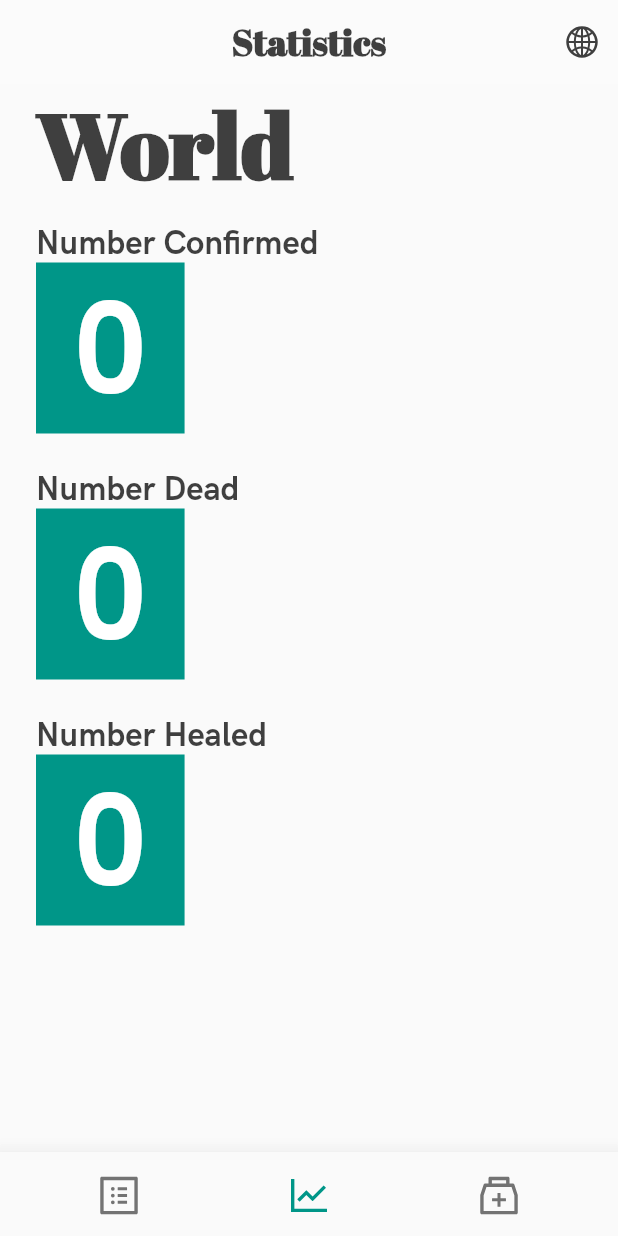
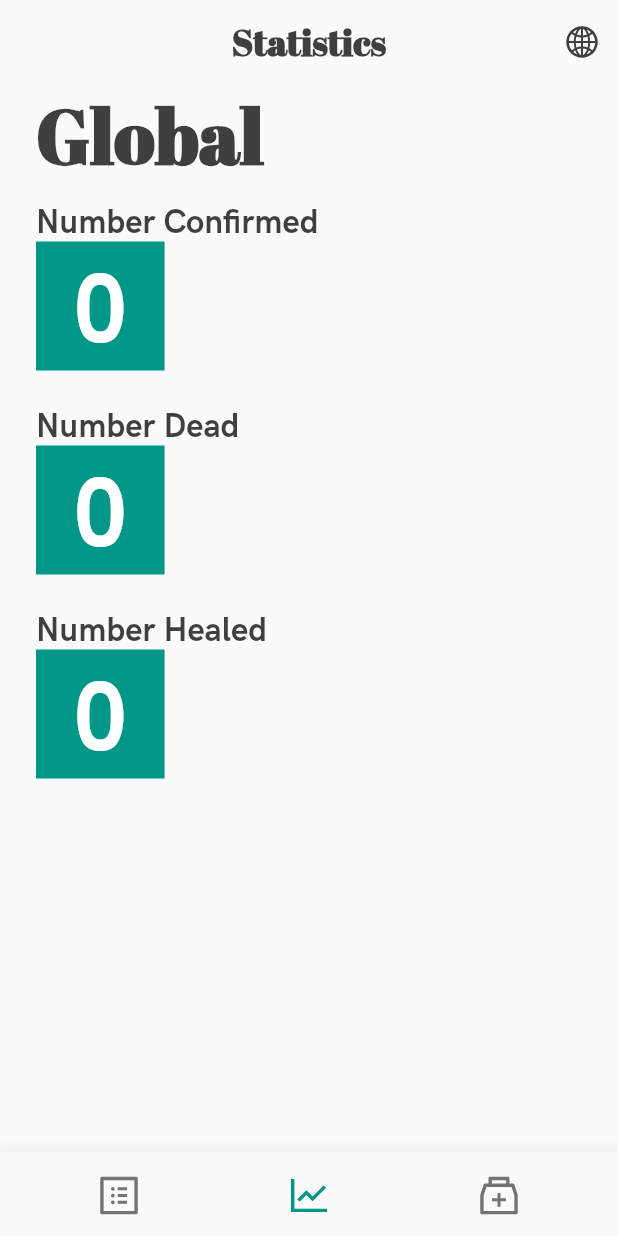
Before and after one commit to theleadio/corona_flutter, a Flutter app: the screen it shows after launch, item 2 of the bottom bar chosen, on a phone screen of 412 x 824 dp. Run offline on Flutter 3.47's test engine with Material 2 defaults, Android fonts, the phone set to English and light mode, and no system bars; our stand-ins replace ant_icons, built_collection, built_value, cached_network_image, share, shared_preferences; missing offline and left inert: flag, flutter_custom_tabs; generated files the repository leaves out were written again; network calls fail.

Commit message:
feat: Toggle Country preferences

```diff
--- a/lib/core/news.dart
+++ b/lib/core/news.dart
@@ -1,7 +1,6 @@
 import 'package:corona_flutter/core/api.dart';
 import 'package:corona_flutter/core/settings.dart';
 import 'package:corona_flutter/model/model.dart';
-import 'package:corona_flutter/utils/helper.dart';
 import 'package:flutter/widgets.dart';
 
 enum NewsFeedState { idle, loading }
@@ -16,6 +15,8 @@ class NewsService with ChangeNotifier {
   }) {
     settings.addListener(refresh);
   }
+
+  int page = 0;
 
   List<News> _newsList = [];
   List<News> get news => _newsList;
@@ -34,24 +35,19 @@ class NewsService with ChangeNotifier {
   }
 
   NewsFeedType get feedType => settings.feedType;
+  String get countryCode => settings.countryCode;
 
   NewsFeedState state = NewsFeedState.idle;
 
-  fetch({
-    int offset = 0,
-  }) async {
+  fetch() async {
     state = NewsFeedState.loading;
 
     List<News> newsData = await remote.fetchNews(
-      offset: offset,
+      offset: page * 10,
       feedType: settings.feedType ?? NewsFeedType.latest,
-      country: settings.country ?? '',
+      countryCode: settings.countryCode ?? 'GLOBAL',
     );
     news += newsData;
-  }
-
-  clearNews() {
-    news.clear();
   }
 
   search({
@@ -71,7 +67,9 @@ class NewsService with ChangeNotifier {
   }
 
   refresh() {
-    clearNews();
+    print('refresh News ::: ${settings.countryCode ?? 'GLOBAL'}');
+    page = 0;
+    news.clear();
     fetch();
   }
 
--- a/lib/core/settings.dart
+++ b/lib/core/settings.dart
@@ -1,38 +1,22 @@
 import 'package:corona_flutter/core/api.dart';
-import 'package:corona_flutter/utils/constants.dart';
-import 'package:corona_flutter/utils/helper.dart';
 import 'package:flutter/widgets.dart';
 
 class Settings with ChangeNotifier {
-  Settings() {
-    init();
-  }
-
-  init() async {
-    _feedType = Helper.mapStringToNewsFeedTypeEnum(
-            await Helper.getUserPref(AppConstants.sprefNewsFeedType)) ??
-        NewsFeedType.latest;
-    _country = await Helper.getUserPref(AppConstants.sprefCountry) ?? '';
-  }
-
-  NewsFeedType _feedType;
+  NewsFeedType _feedType = NewsFeedType.latest;
   NewsFeedType get feedType => _feedType;
   set feedType(NewsFeedType value) {
     if (value == _feedType) return;
 
     _feedType = value;
-    Helper.updateUserPref(AppConstants.sprefNewsFeedType,
-        Helper.mapNewsFeedTypeEnumToString(_feedType));
     notifyListeners();
   }
 
-  String _country;
-  String get country => _country;
-  set country(String value) {
-    if (value == _country) return;
+  String _countryCode = 'GLOBAL';
+  String get countryCode => _countryCode;
+  set countryCode(String value) {
+    if (value == _countryCode) return;
 
-    _country = value;
-    Helper.updateUserPref(AppConstants.sprefCountry, _country);
+    _countryCode = value;
     notifyListeners();
   }
 }
--- a/lib/core/stat.dart
+++ b/lib/core/stat.dart
@@ -13,6 +13,8 @@ class StatsService with ChangeNotifier {
   }) {
     settings.addListener(getStats);
   }
+
+  String get countryCode => settings.countryCode;
 
   StatsCounter _stats;
   StatsCounter get stats => _stats;
@@ -31,8 +33,9 @@ class StatsService with ChangeNotifier {
   }
 
   getStats() async {
+    print('refresh Stats ::: ${settings.countryCode ?? 'GLOBAL'}');
     StatsCounter updatedStats = await remote.getStats(
-      country: settings.country ?? '',
+      countryCode: settings.countryCode ?? 'GLOBAL',
     );
     stats = updatedStats;
   }
--- a/lib/pages/explore_page.dart
+++ b/lib/pages/explore_page.dart
@@ -1,5 +1,6 @@
 import 'package:ant_icons/ant_icons.dart';
 import 'package:corona_flutter/core/stat.dart';
+import 'package:corona_flutter/utils/helper.dart';
 import 'package:corona_flutter/widgets/counter.dart';
 import 'package:flutter/material.dart';
 
@@ -72,8 +73,10 @@ class _ExplorePageState extends State<ExplorePage> {
             ),
             actions: <Widget>[
               IconButton(
-                icon: Icon(
-                  AntIcons.global,
+                icon: Helper.getFlagIcon(
+                  countryCode: widget.statsService.countryCode ?? 'GLOBAL',
+                  width: 24.0,
+                  height: null,
                   color: Colors.black.withOpacity(0.75),
                 ),
                 onPressed: () {
@@ -94,9 +97,9 @@ class _ExplorePageState extends State<ExplorePage> {
             Padding(
               padding: const EdgeInsets.symmetric(horizontal: 24.0),
               child: Text(
-                'World',
+                '${Helper.getCountryName(widget.statsService.countryCode ?? 'GLOBAL')}',
                 style: TextStyle(
-                  fontSize: 60.0,
+                  fontSize: 50.0,
                   fontFamily: 'AbrilFatface',
                   fontWeight: FontWeight.w700,
                   color: Colors.black.withOpacity(0.75),
--- a/lib/pages/home.dart
+++ b/lib/pages/home.dart
@@ -9,6 +9,7 @@ import 'package:corona_flutter/utils/constants.dart';
 import 'package:corona_flutter/utils/helper.dart';
 import 'package:corona_flutter/widgets/bottom_navigation_view.dart';
 import 'package:corona_flutter/widgets/radio_toggle.dart';
+import 'package:flag/flag.dart';
 import 'package:flutter/material.dart';
 import 'package:provider/provider.dart';
 
@@ -28,11 +29,8 @@ class _HomeState extends State<Home> {
           builder: (context, settings, child) {
             return Drawer(
               child: ListView(
-                padding: EdgeInsets.only(left: 24.0),
+                padding: EdgeInsets.only(left: 24.0, top: 32.0, bottom: 32.0),
                 children: <Widget>[
-                  SizedBox(
-                    height: 32.0,
-                  ),
                   Padding(
                     padding: const EdgeInsets.only(left: 24.0),
                     child: Text(
@@ -53,6 +51,7 @@ class _HomeState extends State<Home> {
                           (value) => ValueToggle(
                             isSelected: value == settings.feedType,
                             title: Helper.mapNewsFeedTypeEnumToString(value),
+                            key: Helper.mapNewsFeedTypeEnumToString(value),
                           ),
                         )
                         .toList(),
@@ -62,8 +61,6 @@ class _HomeState extends State<Home> {
 
                       settings.feedType =
                           Helper.mapStringToNewsFeedTypeEnum(value);
-
-                      setState(() {});
                     },
                   ),
                   SizedBox(
@@ -74,6 +71,37 @@ class _HomeState extends State<Home> {
                         color: Colors.grey,
                       ),
                     ),
+                  ),
+                  Padding(
+                    padding: const EdgeInsets.only(left: 24.0),
+                    child: Text(
+                      'Country',
+                      style: TextStyle(
+                        fontSize: 18.0,
+                        fontWeight: FontWeight.w700,
+                        color: Colors.teal,
+                      ),
+                    ),
+                  ),
+                  SizedBox(
+                    height: 8.0,
+                  ),
+                  RadioToggle(
+                    choices: AppConstants.countriesList
+                        .map(
+                          (country) => ValueToggle(
+                            isSelected: country["code"] == settings.countryCode,
+                            title: country["name"],
+                            key: country["code"],
+                          ),
+                        )
+                        .toList(),
+                    isFlag: true,
+                    onSelected: (value) {
+                      if (value == settings.countryCode) return;
+
+                      settings.countryCode = value;
+                    },
                   ),
                 ],
               ),
--- a/lib/utils/constants.dart
+++ b/lib/utils/constants.dart
@@ -4,4 +4,18 @@ class AppConstants {
   // Shared Preferences
   static String sprefNewsFeedType = 'sprefNewsFeedType';
   static String sprefCountry = 'sprefCountry';
+
+  // Countries
+  static List<Map<String, String>> countriesList = [
+    {"code": "GLOBAL", "name": "Global"},
+    {"code": "CN", "name": "China"},
+    {"code": "ID", "name": "Indonesia"},
+    {"code": "JP", "name": "Japan"},
+    {"code": "KR", "name": "South Korea"},
+    {"code": "MY", "name": "Malaysia"},
+    {"code": "PH", "name": "Philippines"},
+    {"code": "SG", "name": "Singapore"},
+    {"code": "TH", "name": "Thailand"},
+    {"code": "VN", "name": "Vietnam"},
+  ];
 }
--- a/lib/utils/helper.dart
+++ b/lib/utils/helper.dart
@@ -1,4 +1,7 @@
+import 'package:ant_icons/ant_icons.dart';
 import 'package:corona_flutter/core/api.dart';
+import 'package:corona_flutter/utils/constants.dart';
+import 'package:flag/flag.dart';
 import 'package:flutter/material.dart';
 import 'package:flutter_custom_tabs/flutter_custom_tabs.dart';
 import 'package:intl/intl.dart';
@@ -59,6 +62,37 @@ class Helper {
 
   static getUserPref(String key) async {
     SharedPreferences prefs = await SharedPreferences.getInstance();
-    return prefs.getString(key) ?? '';
+    return prefs.getString(key);
+  }
+
+  static Widget getFlagIcon({
+    String countryCode,
+    double width,
+    double height,
+    Color color = Colors.black,
+  }) {
+    if (countryCode == "GLOBAL") {
+      return Icon(
+        AntIcons.global,
+        size: width,
+        color: color,
+      );
+    }
+
+    return Flags.getMiniFlag(countryCode, width, height);
+  }
+
+  static String getCountryName(String countryCode) {
+    assert(countryCode != null);
+    print('getCountryName::: $countryCode');
+
+    try {
+      String countryName = AppConstants.countriesList
+          .firstWhere((country) => country["code"] == countryCode)["name"];
+
+      return countryName == 'GLOBAL' ? '' : countryName;
+    } catch (e) {
+      return 'GLOBAL';
+    }
   }
 }
--- a/lib/widgets/counter.dart
+++ b/lib/widgets/counter.dart
@@ -6,8 +6,8 @@ class Counter extends ImplicitlyAnimatedWidget {
   Counter({
     Key key,
     @required this.number,
-    Duration duration = const Duration(milliseconds: 300),
-    Curve curve = Curves.easeOut,
+    Duration duration = const Duration(milliseconds: 500),
+    Curve curve = Curves.linear,
   }) : super(
           key: key,
           duration: duration,
@@ -19,7 +19,7 @@ class Counter extends ImplicitlyAnimatedWidget {
       _CounterState();
 }
 
-class _CounterState extends ImplicitlyAnimatedWidgetState<Counter> {
+class _CounterState extends AnimatedWidgetBaseState<Counter> {
   IntTween _counter;
 
   @override
@@ -34,7 +34,7 @@ class _CounterState extends ImplicitlyAnimatedWidgetState<Counter> {
       child: Text(
         _counter.evaluate(animation).toString(),
         style: TextStyle(
-          fontSize: 88.0,
+          fontSize: 65.0,
           fontWeight: FontWeight.w700,
           color: Colors.white,
         ),
@@ -47,7 +47,7 @@ class _CounterState extends ImplicitlyAnimatedWidgetState<Counter> {
     _counter = visitor(
       _counter,
       widget.number,
-      (value) => IntTween(begin: value),
+      (dynamic value) => IntTween(begin: value),
     );
   }
 }
```
Also changed, not shown: lib/core/api.dart (+16 -11 lines), lib/pages/news_page.dart (+10 -21 lines), lib/widgets/radio_toggle.dart (+25 -2 lines). Lines whose indentation alone changed are shown as unchanged.
